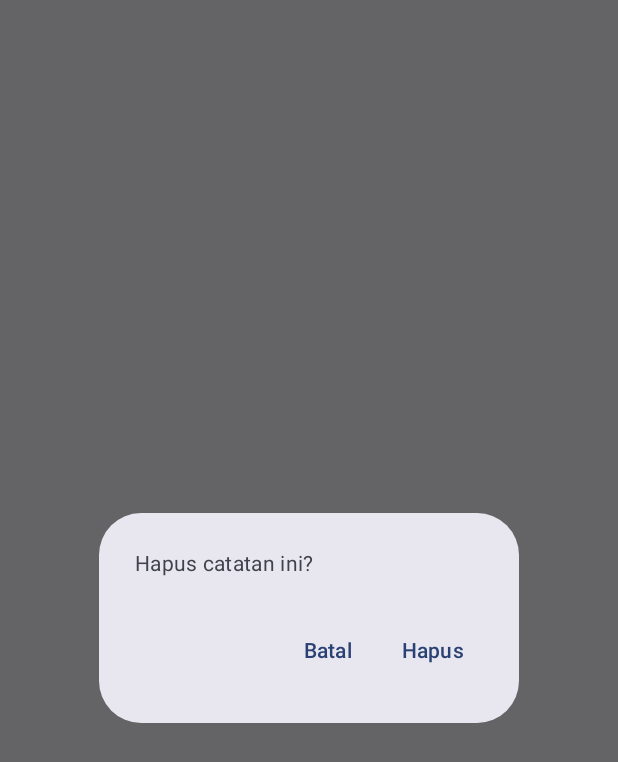
After one commit to yusufsuryaM/yusuf-Komdigi-Apps, an Android app built with Jetpack Compose: the composable DisplayAlertDialog shown on its own in the app's theme, on a phone screen of 412 x 824 dp. The commit adds this screen. Shown: the top 762 px of the screen. Run offline under Robolectric (Android 15) with nearby library versions, the phone set to English and light mode, and no system bars.

Commit message:
Membuat dialog konfirmasi hapus

```diff
--- /dev/null
+++ b/app/src/main/java/com/yusuf0080/komdigiapps/ui/screen/DisplayAlertDialog.kt
@@ -0,0 +1,44 @@
+package com.yusuf0080.komdigiapps.ui.screen
+
+import android.content.res.Configuration
+import androidx.compose.material3.AlertDialog
+import androidx.compose.material3.Text
+import androidx.compose.material3.TextButton
+import androidx.compose.runtime.Composable
+import androidx.compose.ui.res.stringResource
+import androidx.compose.ui.tooling.preview.Preview
+import com.yusuf0080.komdigiapps.R
+import com.yusuf0080.komdigiapps.ui.theme.KomdigiAppsTheme
+
+@Composable
+fun DisplayAlertDialog(
+    onDismissRequest: () -> Unit,
+    onConfirmation: () -> Unit
+) {
+    AlertDialog(
+        text = { Text(text = stringResource(R.string.pesan_hapus)) },
+        confirmButton = {
+            TextButton(onClick = {onConfirmation() }) {
+                Text(text = stringResource(R.string.tombol_hapus))
+            }
+        },
+        dismissButton = {
+            TextButton(onClick = { onDismissRequest() }) {
+                Text(text = stringResource(R.string.tombol_batal))
+            }
+        },
+        onDismissRequest = { onDismissRequest() }
+    )
+}
+
+@Preview(showBackground = true)
+@Preview(uiMode = Configuration.UI_MODE_NIGHT_YES, showBackground = true)
+@Composable
+fun DialogPreview() {
+    KomdigiAppsTheme {
+        DisplayAlertDialog(
+            onDismissRequest = {},
+            onConfirmation = {}
+        )
+    }
+}
--- a/app/src/main/res/values/strings.xml
+++ b/app/src/main/res/values/strings.xml
@@ -11,4 +11,7 @@
     <string name="invalid">Judul dan isi catatan tidak boleh kosong</string>
     <string name="lainnya">Opsi lainnya</string>
     <string name="hapus">Hapus catatan</string>
+    <string name="pesan_hapus">Hapus catatan ini?</string>
+    <string name="tombol_hapus">Hapus</string>
+    <string name="tombol_batal">Batal</string>
 </resources>
```
Also changed, not shown: app/src/main/java/com/yusuf0080/komdigiapps/ui/screen/DetailScreen.kt (+11 -2 lines).
